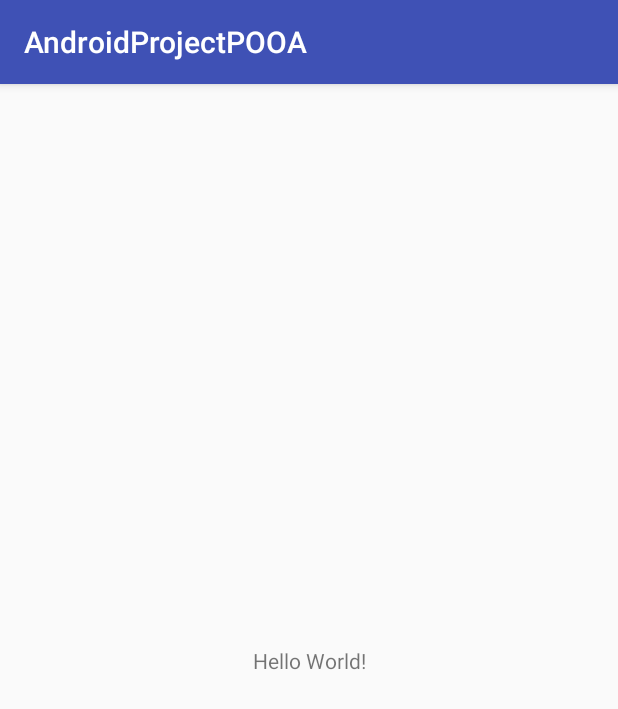
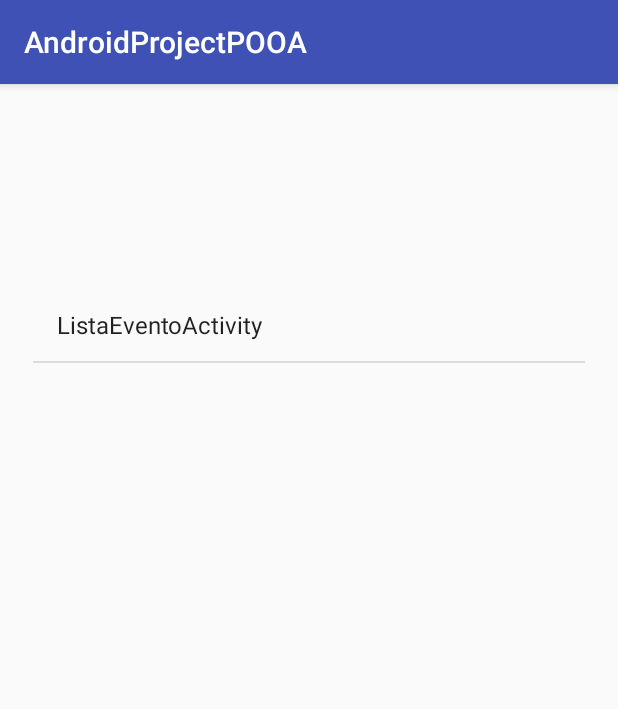
Before and after one commit to lucasdmi/AndroidProjectPOOA, an Android app: the screen it shows after launch (PrimeiraActivity), on a phone screen of 412 x 824 dp. Shown: the top 709 px of the screen. Run offline under Robolectric (Android 15) with nearby library versions, the phone set to English and light mode, and no system bars.

Commit message:
Implementando a listView

```diff
--- a/app/src/main/java/br/edu/iff/pooa20181/androidproject/activity/PrimeiraActivity.java
+++ b/app/src/main/java/br/edu/iff/pooa20181/androidproject/activity/PrimeiraActivity.java
@@ -1,15 +1,44 @@
 package br.edu.iff.pooa20181.androidproject.activity;
 
+import android.content.Intent;
 import android.support.v7.app.AppCompatActivity;
 import android.os.Bundle;
+import android.view.View;
+import android.widget.AdapterView;
+import android.widget.ArrayAdapter;
+import android.widget.ListView;
 
 import pooa20181.iff.edu.br.androidprojectpooa.R;
 
-public class PrimeiraActivity extends AppCompatActivity {
+public class PrimeiraActivity extends AppCompatActivity implements AdapterView.OnItemClickListener{
+
+    private String[] activities = {"ListaEventoActivity"};
 
     @Override
     protected void onCreate(Bundle savedInstanceState) {
         super.onCreate(savedInstanceState);
         setContentView(R.layout.activity_primeira);
+        ArrayAdapter<String> adapter = new ArrayAdapter<String>(this, android.R.layout.simple_list_item_1, activities);
+
+                ListView listView = (ListView) findViewById(R.id.listaMenu);
+                listView.setAdapter(adapter);
+                listView.setOnItemClickListener(this);
+
+    }
+
+
+    public void onItemClick(AdapterView<?> adapterView, View view, int position, long l) {
+        Intent intent = null;
+
+                      try {
+                          Class obj = Class.forName ("br.edu.iff.pooa20181.androidproject.activity."+activities[position]);
+                               intent = new Intent(this, obj);
+
+                      } catch (ClassNotFoundException e) {
+                        e.printStackTrace();
+                        }
+
+                        startActivity(intent);
+
     }
 }
--- a/app/src/main/res/layout/activity_primeira.xml
+++ b/app/src/main/res/layout/activity_primeira.xml
@@ -6,13 +6,16 @@
     android:layout_height="match_parent"
     tools:context="br.edu.iff.pooa20181.androidproject.activity.PrimeiraActivity">
 
-    <TextView
-        android:layout_width="wrap_content"
-        android:layout_height="wrap_content"
-        android:text="Hello World!"
+    <ListView
+        android:id="@+id/listaMenu"
+        android:layout_width="368dp"
+        android:layout_height="495dp"
+        android:layout_marginBottom="8dp"
+        android:layout_marginEnd="8dp"
+        android:layout_marginStart="8dp"
+        android:layout_marginTop="8dp"
         app:layout_constraintBottom_toBottomOf="parent"
-        app:layout_constraintLeft_toLeftOf="parent"
-        app:layout_constraintRight_toRightOf="parent"
+        app:layout_constraintEnd_toEndOf="parent"
+        app:layout_constraintStart_toStartOf="parent"
         app:layout_constraintTop_toTopOf="parent" />
-
 </android.support.constraint.ConstraintLayout>
```
